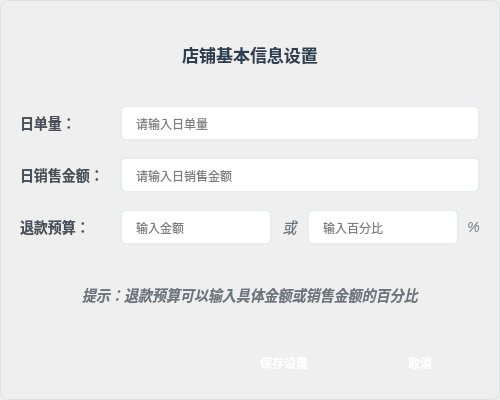
The window that dialog_store_settings.ui (244727418/shouhou) describes before a commit, drawn with Qt 5.
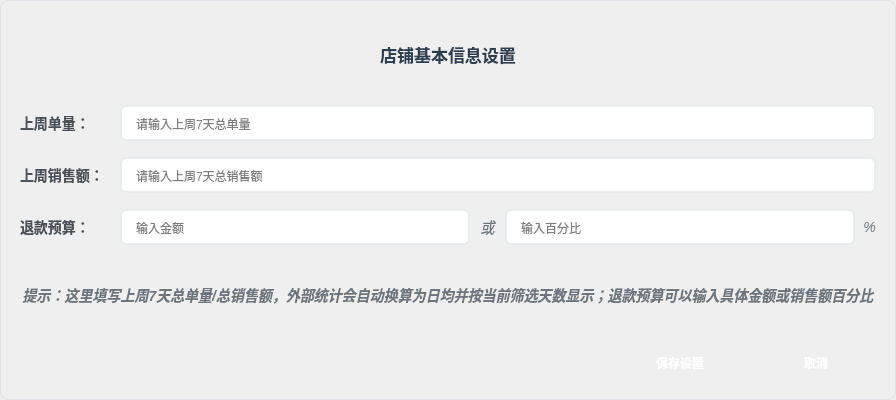
The same window after the commit.

```diff
--- a/dialog_store_settings.ui
+++ b/dialog_store_settings.ui
@@ -148,14 +148,14 @@
      <item row="0" column="0">
       <widget class="QLabel" name="daily_orders_label">
        <property name="text">
-        <string>日单量：</string>
+        <string>上周单量：</string>
        </property>
       </widget>
      </item>
      <item row="0" column="1">
       <widget class="QLineEdit" name="daily_orders_edit">
        <property name="placeholderText">
-        <string>请输入日单量</string>
+        <string>请输入上周7天总单量</string>
        </property>
        <property name="minimumSize">
         <size>
@@ -170,14 +170,14 @@
      <item row="1" column="0">
       <widget class="QLabel" name="daily_sales_label">
        <property name="text">
-        <string>日销售金额：</string>
+        <string>上周销售额：</string>
        </property>
       </widget>
      </item>
      <item row="1" column="1">
       <widget class="QLineEdit" name="daily_sales_edit">
        <property name="placeholderText">
-        <string>请输入日销售金额</string>
+        <string>请输入上周7天总销售额</string>
        </property>
        <property name="minimumSize">
         <size>
@@ -256,7 +256,7 @@
    <item>
     <widget class="QLabel" name="description_label">
      <property name="text">
-      <string>&lt;span style='color: #6c757d; font-style: italic; font-size: 14px;'&gt;提示：退款预算可以输入具体金额或销售金额的百分比&lt;/span&gt;</string>
+      <string>&lt;span style='color: #6c757d; font-style: italic; font-size: 14px;'&gt;提示：这里填写上周7天总单量/总销售额，外部统计会自动换算为日均并按当前筛选天数显示；退款预算可以输入具体金额或销售额百分比&lt;/span&gt;</string>
      </property>
      <property name="alignment">
       <set>Qt::AlignCenter</set>
```
Left out of the diff: 4 changed lines with no effect on the pictures. Lines whose indentation alone changed are shown as unchanged.
